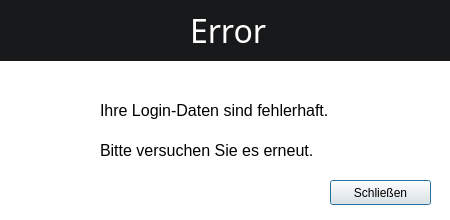
First picture: the form in infologmessage.ui, repository m1thraz/cpp-hotel-app, before the edit.
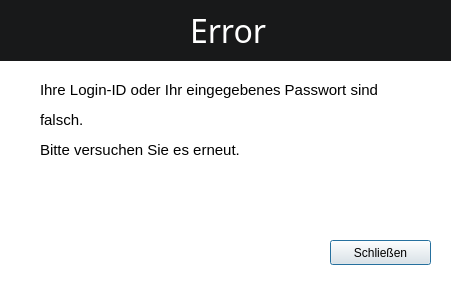
Second picture: the form after the edit. Icons and pictures are not drawn.

Commit message:
Anpassung der Error-GUI
Text in der Error-GUI wird nun je nach Error-Typ individuell beim Login Vorgang angepasst.

What changed in the file:
```diff
--- a/infologmessage.ui
+++ b/infologmessage.ui
@@ -6,8 +6,8 @@
    <rect>
     <x>0</x>
     <y>0</y>
-    <width>450</width>
-    <height>220</height>
+    <width>451</width>
+    <height>281</height>
    </rect>
   </property>
   <property name="windowTitle">
@@ -19,7 +19,7 @@
      <x>0</x>
      <y>60</y>
      <width>451</width>
-     <height>161</height>
+     <height>221</height>
     </rect>
    </property>
    <property name="styleSheet">
@@ -32,44 +32,26 @@
    <widget class="QLabel" name="label">
     <property name="geometry">
      <rect>
-      <x>100</x>
-      <y>30</y>
-      <width>251</width>
-      <height>41</height>
+      <x>40</x>
+      <y>20</y>
+      <width>371</width>
+      <height>81</height>
      </rect>
     </property>
     <property name="font">
      <font>
-      <pointsize>12</pointsize>
+      <pointsize>11</pointsize>
      </font>
     </property>
     <property name="text">
-     <string>Ihre Login-Daten sind fehlerhaft.</string>
-    </property>
-   </widget>
-   <widget class="QLabel" name="label_2">
-    <property name="geometry">
-     <rect>
-      <x>100</x>
-      <y>70</y>
-      <width>221</width>
-      <height>41</height>
-     </rect>
-    </property>
-    <property name="font">
-     <font>
-      <pointsize>12</pointsize>
-     </font>
-    </property>
-    <property name="text">
-     <string>Bitte versuchen Sie es erneut.</string>
+     <string>&lt;html&gt;&lt;head/&gt;&lt;body&gt;&lt;p&gt;Ihre Login-ID oder Ihr eingegebenes Passwort sind &lt;/p&gt;&lt;p&gt;falsch.&lt;/p&gt;&lt;p&gt;Bitte versuchen Sie es erneut.&lt;/p&gt;&lt;/body&gt;&lt;/html&gt;</string>
     </property>
    </widget>
    <widget class="QPushButton" name="closeWindowButton">
     <property name="geometry">
      <rect>
       <x>330</x>
-      <y>120</y>
+      <y>180</y>
       <width>101</width>
       <height>25</height>
      </rect>
```
Left out of the diff: 2 changed lines with no effect on the pictures. The commit also changes 4 other files.
